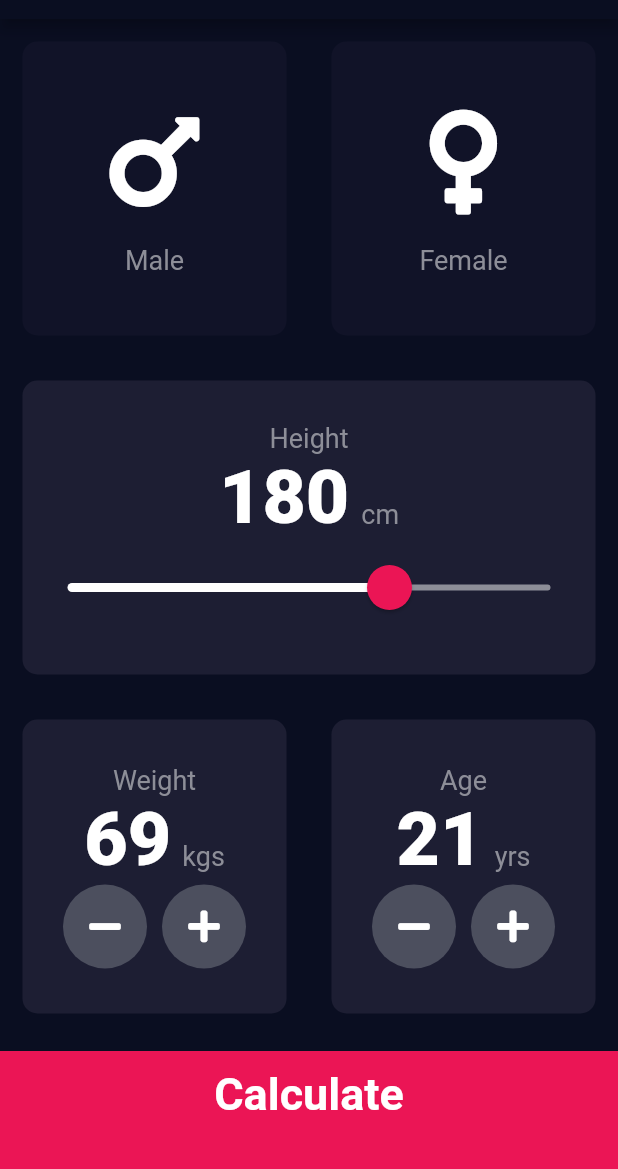
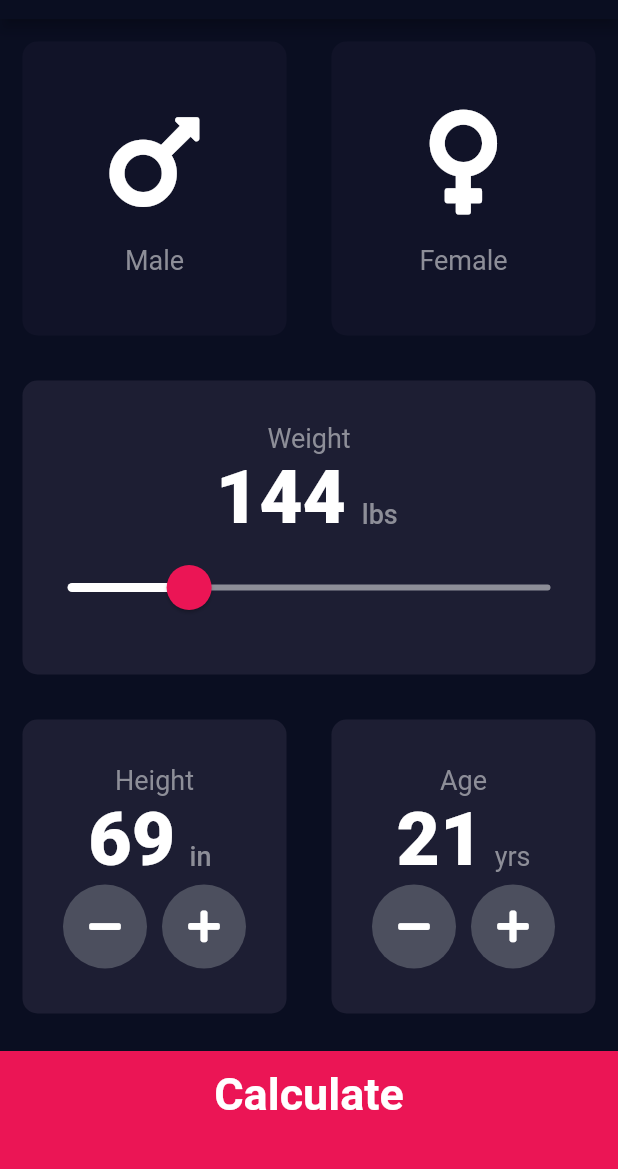
Before and after one commit to SalvadorChaos/BMI-Calculator, a Flutter app: the screen it shows after launch, on a phone screen of 412 x 824 dp, the part 65-1234 px from its top. Run offline on Flutter 3.47's test engine with Material 2 defaults, Android fonts, the phone set to English and light mode, and no system bars; our stand-ins replace font_awesome_flutter.

Commit message:
Switch height and weight locations + add BMI calculations for pounds and inches. Also add new app icons.

```diff
--- a/lib/calculator_brain.dart
+++ b/lib/calculator_brain.dart
@@ -1,14 +1,34 @@
 import 'dart:math';
 
 class CalculatorBrain {
-  CalculatorBrain({this.height, this.weight});
+  CalculatorBrain({
+    this.height,
+    this.weight,
+    this.changedUnits,
+  });
 
   final int height;
   final int weight;
+  bool changedUnits = false;
 
   double _bmi;
 
-  String calculateBMI() {
+  String calculateInChosenUnits() {
+    if (changedUnits == false) {
+      print('US');
+      return bmiCalculateInPoundsAndInches();
+    } else {
+      print('UK');
+      return bmiCalculateInKilogramsAndCentimeters();
+    }
+  }
+
+  String bmiCalculateInPoundsAndInches() {
+    _bmi = 703 * weight / pow(height, 2);
+    return _bmi.toStringAsFixed(1);
+  }
+
+  String bmiCalculateInKilogramsAndCentimeters() {
     _bmi = weight / pow(height / 100, 2);
     return _bmi.toStringAsFixed(1);
   }
--- a/lib/screens/input_page.dart
+++ b/lib/screens/input_page.dart
@@ -21,9 +21,12 @@ class InputPage extends StatefulWidget {
 
 class _InputPageState extends State<InputPage> {
   Gender selectedGender;
-  int height = 180;
-  int weight = 69;
+  int height = 69;
+  int weight = 144;
   int age = 21;
+  bool changedUnits = false;
+  String chosenUnitOfMass = 'lbs';
+  String chosenUnitOfLength = 'in';
 
   @override
   Widget build(BuildContext context) {
@@ -79,7 +82,7 @@ class _InputPageState extends State<InputPage> {
                 mainAxisAlignment: MainAxisAlignment.center,
                 children: <Widget>[
                   Text(
-                    'Height',
+                    'Weight',
                     style: kTextStyle,
                   ),
                   Row(
@@ -88,13 +91,32 @@ class _InputPageState extends State<InputPage> {
                     textBaseline: TextBaseline.alphabetic,
                     children: <Widget>[
                       Text(
-                        height.toString(),
+                        weight.toString(),
                         style: kNumberStyle,
                       ),
-                      SizedBox(width: 8.0),
-                      Text(
-                        'cm',
-                        style: kTextStyle,
+                      SizedBox(width: 7.5),
+                      Container(
+                        height: 30.0,
+                        width: 30.0,
+                        child: FlatButton(
+                          padding: EdgeInsets.all(0.0),
+                          child: Text(
+                            chosenUnitOfMass,
+                            style: kTextStyle,
+                          ),
+                          onPressed: () {
+                            setState(() {
+                              changedUnits = !changedUnits;
+                              if (changedUnits == true) {
+                                chosenUnitOfLength = 'cm';
+                                chosenUnitOfMass = 'kgs';
+                              } else {
+                                chosenUnitOfLength = 'in';
+                                chosenUnitOfMass = 'lbs';
+                              }
+                            });
+                          },
+                        ),
                       ),
                     ],
                   ),
@@ -110,12 +132,12 @@ class _InputPageState extends State<InputPage> {
                           RoundSliderOverlayShape(overlayRadius: 30.0),
                     ),
                     child: Slider(
-                      value: height.toDouble(),
-                      min: 60.0,
-                      max: 240.0,
+                      value: weight.toDouble(),
+                      min: 41.0,
+                      max: 450.0,
                       onChanged: (double newValue) {
                         setState(() {
-                          height = newValue.round();
+                          weight = newValue.round();
                         });
                       },
                     ),
@@ -134,7 +156,7 @@ class _InputPageState extends State<InputPage> {
                       mainAxisAlignment: MainAxisAlignment.center,
                       children: <Widget>[
                         Text(
-                          'Weight',
+                          'Height',
                           style: kTextStyle,
                         ),
                         Row(
@@ -143,14 +165,33 @@ class _InputPageState extends State<InputPage> {
                           textBaseline: TextBaseline.alphabetic,
                           children: <Widget>[
                             Text(
-                              weight.toString(),
+                              height.toString(),
                               style: kNumberStyle,
                             ),
-                            SizedBox(width: 7.5),
-                            Text(
-                              'kgs',
-                              style: kTextStyle,
-                            )
+                            SizedBox(width: 3.5),
+                            Container(
+                              height: 30.0,
+                              width: 27.0,
+                              child: FlatButton(
+                                padding: EdgeInsets.all(0.0),
+                                child: Text(
+                                  chosenUnitOfLength,
+                                  style: kTextStyle,
+                                ),
+                                onPressed: () {
+                                  setState(() {
+                                    changedUnits = !changedUnits;
+                                    if (changedUnits == true) {
+                                      chosenUnitOfLength = 'cm';
+                                      chosenUnitOfMass = 'kgs';
+                                    } else {
+                                      chosenUnitOfLength = 'in';
+                                      chosenUnitOfMass = 'lbs';
+                                    }
+                                  });
+                                },
+                              ),
+                            ),
                           ],
                         ),
                         Row(
@@ -160,7 +201,7 @@ class _InputPageState extends State<InputPage> {
                               icon: FontAwesomeIcons.minus,
                               onPressed: () {
                                 setState(() {
-                                  weight--;
+                                  height--;
                                 });
                               },
                             ),
@@ -171,7 +212,7 @@ class _InputPageState extends State<InputPage> {
                               icon: FontAwesomeIcons.plus,
                               onPressed: () {
                                 setState(() {
-                                  weight++;
+                                  height++;
                                 });
                               },
                             ),
@@ -244,13 +285,14 @@ class _InputPageState extends State<InputPage> {
               CalculatorBrain calc = CalculatorBrain(
                 height: height,
                 weight: weight,
+                changedUnits: changedUnits,
               );
               Navigator.push(
                 context,
                 MaterialPageRoute(
                   builder: (context) {
                     return ResultsPage(
-                      bmiResult: calc.calculateBMI(),
+                      bmiResult: calc.calculateInChosenUnits(),
                       resultText: calc.getResult(),
                       interpretation: calc.getInterpretation(),
                     );
```
Also changed, not shown: 42 other files.
